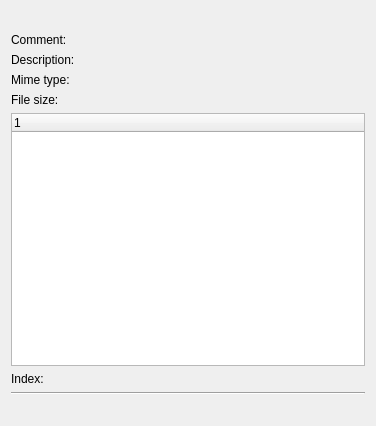
KDE/kdepim, file ktnef/src/ui/attachpropertywidgetbase.ui: the form before one commit.
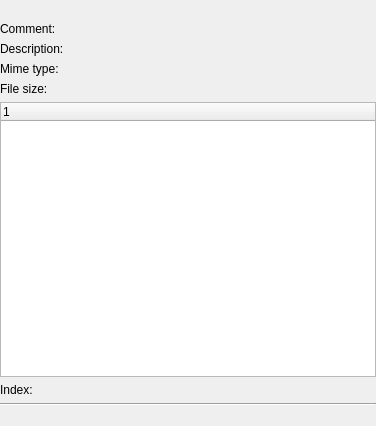
The form after the commit.

Commit message: Remove margin

```diff
--- a/ktnef/src/ui/attachpropertywidgetbase.ui
+++ b/ktnef/src/ui/attachpropertywidgetbase.ui
@@ -11,6 +11,18 @@
    </rect>
   </property>
   <layout class="QGridLayout" name="gridLayout">
+   <property name="leftMargin">
+    <number>0</number>
+   </property>
+   <property name="topMargin">
+    <number>0</number>
+   </property>
+   <property name="rightMargin">
+    <number>0</number>
+   </property>
+   <property name="bottomMargin">
+    <number>0</number>
+   </property>
    <item row="0" column="0" colspan="2">
     <widget class="QLabel" name="mFilename">
      <property name="sizePolicy">
```
Left out of the diff: 2 changed lines with no effect on the pictures. The commit also changes 1 other file.
